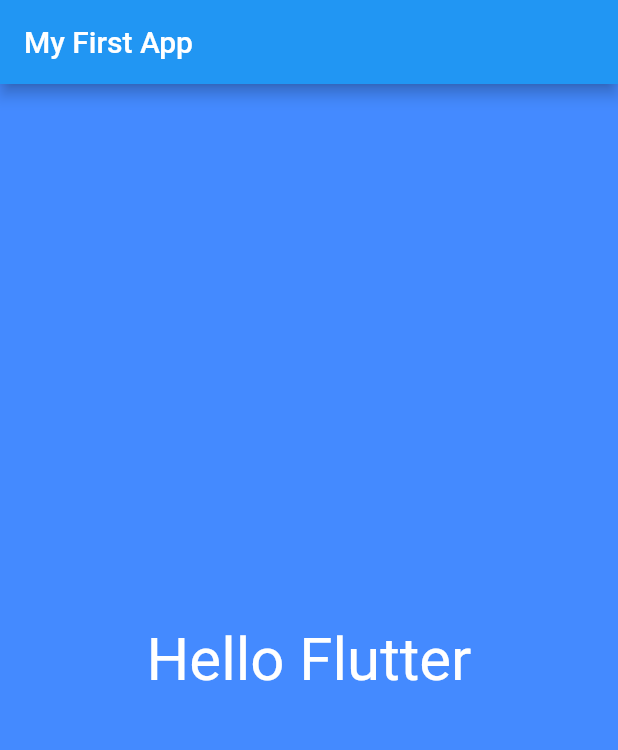
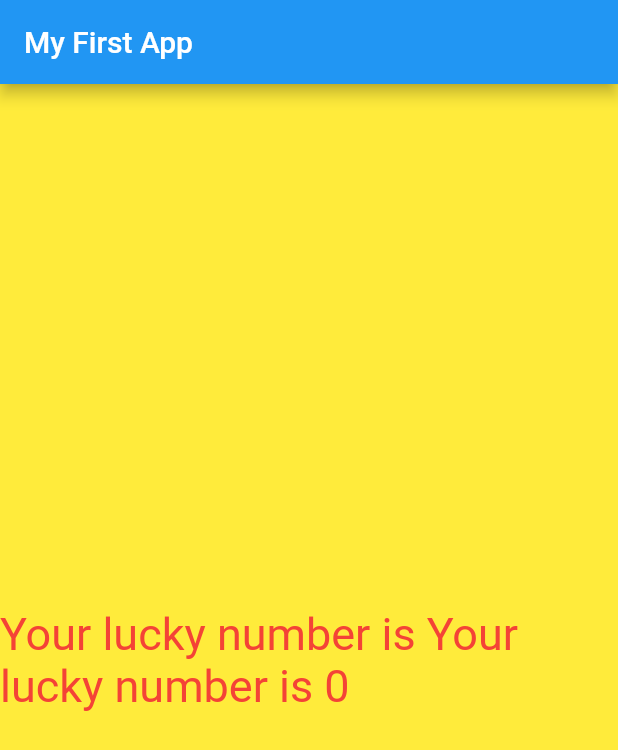
Before and after one commit to NeerajSaini29/Flutter, a Flutter app: the screen it shows after launch, on a phone screen of 412 x 824 dp. Shown: the top 750 px of the screen. Run offline on Flutter 3.47's test engine with Material 2 defaults, Android fonts, the phone set to English and light mode, and no system bars.

Commit message:
Simple Function and create New classes

```diff
--- /dev/null
+++ b/awesomeflutter/lib/app_screens/first_screen.dart
@@ -0,0 +1,25 @@
+import 'dart:math';
+
+import 'package:flutter/material.dart';
+
+class FirstScreen extends StatelessWidget {
+  @override
+  Widget build(BuildContext context) {
+    // TODO: implement build
+    return Material(
+      color: Colors.yellow,
+      child: Center(
+          child: Text(
+        "Your lucky number is ${generateLuckyNumber()}",
+        textDirection: TextDirection.ltr,
+        style: TextStyle(color: Colors.red, fontSize: 30.0),
+      )),
+    );
+  }
+
+  String generateLuckyNumber() {
+    var random = Random();
+    int luckyNumber = random.nextInt(10);
+    return "Your lucky number is $luckyNumber";
+  }
+}
--- a/awesomeflutter/lib/main.dart
+++ b/awesomeflutter/lib/main.dart
@@ -1,3 +1,4 @@
+import 'package:awesomeflutter/app_screens/first_screen.dart';
 import 'package:flutter/material.dart';
 
 void main() => runApp(MyFlutterApp());
@@ -13,15 +14,7 @@ class MyFlutterApp extends StatelessWidget {
           appBar: AppBar(
             title: Text("My First App"),
           ),
-          body: Material(
-            color: Colors.blueAccent,
-            child: Center(
-                child: Text(
-              "Hello Flutter",
-              textDirection: TextDirection.ltr,
-              style: TextStyle(color: Colors.white, fontSize: 40.0),
-            )),
-          ),
+          body: FirstScreen(),
         ));
   }
 }
```
Also changed, not shown: 1 other file.
